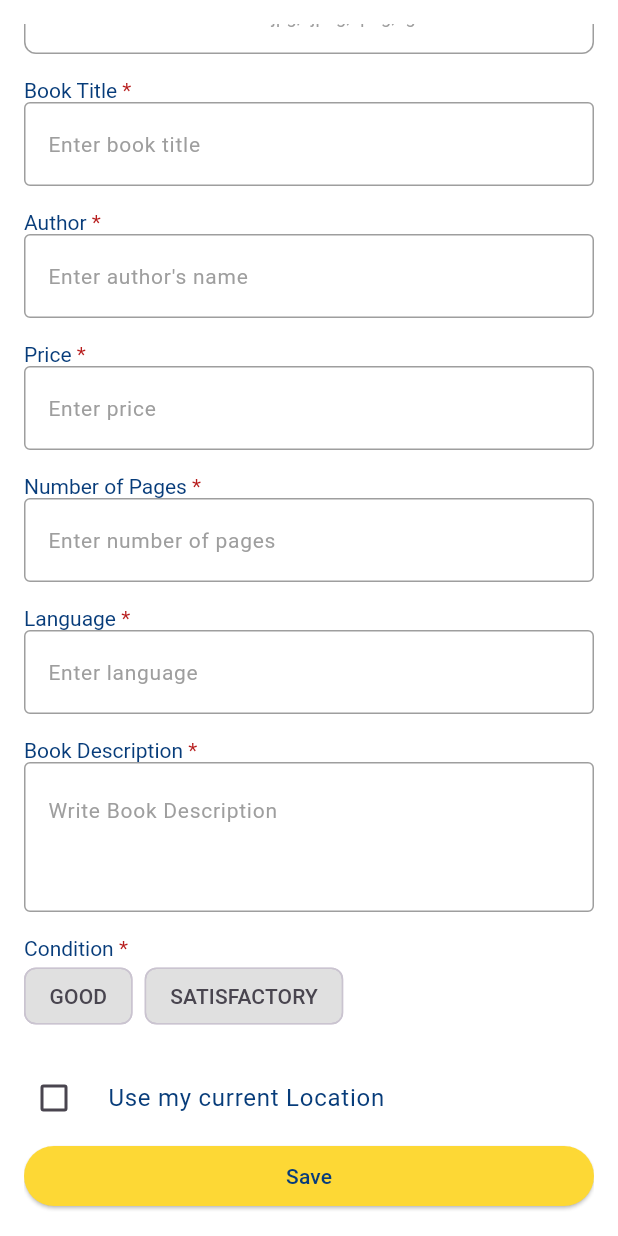
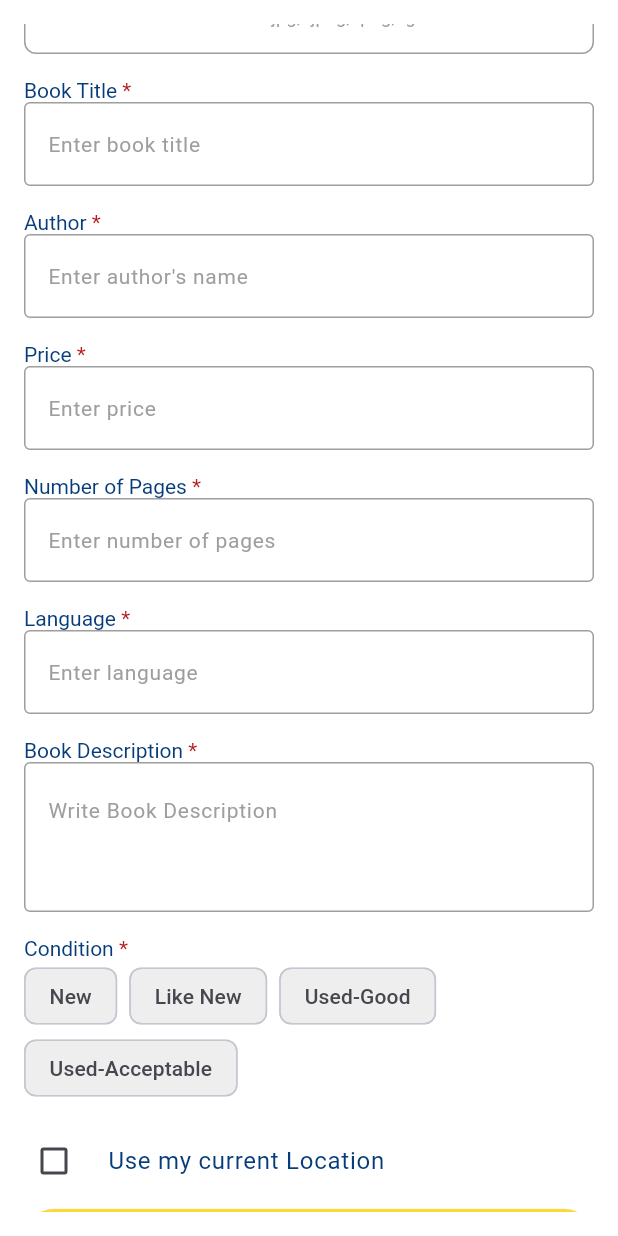
Before and after one commit to shamylkashif/E-commerce_InternIntelligence, a Flutter app: the PostAD screen opened directly, scrolled down 252 dp, on a phone screen of 412 x 824 dp. Run offline on Flutter 3.47's test engine with Material 3 defaults, Android fonts, the phone set to English and light mode, and no system bars; our stand-ins replace carousel_slider, cloud_firestore, curved_navigation_bar, firebase_auth, firebase_core, firebase_storage and 3 more; accounts and stored records are empty.

Commit message:
commit and push

```diff
--- a/lib/post_ad.dart
+++ b/lib/post_ad.dart
@@ -1,3 +1,4 @@
+import 'package:cloud_firestore/cloud_firestore.dart';
 import 'package:flutter/material.dart';
 import 'package:bookstore/commons/colors.dart';
 import 'package:flutter/services.dart';
@@ -11,12 +12,54 @@ class PostAD extends StatefulWidget {
 }
 
 class _PostADState extends State<PostAD> {
-  String? conditionValue;
+  String? selectedCondition;
   String? selectedCategory;
   bool isChecked = false;
 
   //List of Categories
   List<String> categories = ['All Genre' , 'Comedy' , 'Fiction' , 'Horror'];
+
+  //List of Conditions
+  List<String> conditions = ['New', 'Like New', 'Used-Good', 'Used-Acceptable'];
+
+  //Text Controllers for form fields
+  TextEditingController titleController = TextEditingController();
+  TextEditingController authorController = TextEditingController();
+  TextEditingController priceController = TextEditingController();
+  TextEditingController pagesController = TextEditingController();
+  TextEditingController languageController = TextEditingController();
+  TextEditingController descriptionController = TextEditingController();
+
+  Future<void> _saveData() async {
+    //Create map to save data
+    Map<String, dynamic> bookData = {
+      'category': selectedCategory,
+      'title': titleController.text,
+      'author': authorController.text,
+      'price': priceController.text,
+      'pages': pagesController.text,
+      'language': languageController.text,
+      'description': descriptionController.text,
+      'condition': selectedCondition ?? '',
+      'useLocation': isChecked,
+    };
+    try {
+      // Add data to firebase
+      await FirebaseFirestore.instance.collection('books').add(bookData);
+      ScaffoldMessenger.of(context).showSnackBar(
+        SnackBar(content: Text('Book Details saved Successfully'),
+          backgroundColor: Colors.green[700],),
+      );
+    } catch (e) {
+      ScaffoldMessenger.of(context).showSnackBar(
+        SnackBar(content: Text('Failed to save book details: $e'),
+          backgroundColor: Colors.red,),
+      );
+    }
+  }
+
+
+
 
   @override
   Widget build(BuildContext context) {
@@ -125,6 +168,7 @@ class _PostADState extends State<PostAD> {
                 ),
               ),
               TextFormField(
+                controller: titleController,
                 decoration: InputDecoration(
                   border: OutlineInputBorder(),
                   hintText: "Enter book title",
@@ -157,6 +201,7 @@ class _PostADState extends State<PostAD> {
                 ),
               ),
               TextFormField(
+                controller: authorController,
                 decoration: InputDecoration(
                   border: OutlineInputBorder(),
                   hintText: "Enter author's name",
@@ -189,6 +234,7 @@ class _PostADState extends State<PostAD> {
                 ),
               ),
               TextFormField(
+                controller: priceController,
                 keyboardType: TextInputType.number,
                 decoration: InputDecoration(
                   border: OutlineInputBorder(),
@@ -222,6 +268,7 @@ class _PostADState extends State<PostAD> {
                 ),
               ),
               TextFormField(
+                controller: pagesController,
                 keyboardType: TextInputType.number,
                 decoration: InputDecoration(
                   border: OutlineInputBorder(),
@@ -255,6 +302,7 @@ class _PostADState extends State<PostAD> {
                 ),
               ),
               TextFormField(
+                controller: languageController,
                 decoration: InputDecoration(
                   border: OutlineInputBorder(),
                   hintText: "Enter language",
@@ -294,6 +342,7 @@ class _PostADState extends State<PostAD> {
                   color: Colors.white,
                 ),
                 child: TextFormField(
+                  controller: descriptionController,
                   decoration: InputDecoration(
                       border: OutlineInputBorder(),
                       hintText: "Write Book Description",
@@ -327,34 +376,24 @@ class _PostADState extends State<PostAD> {
                     ]
                 ),
               ),
-              Row(
-                children: [
-                  ChoiceChip(
-                    label: Text("GOOD"),
-                    selected: conditionValue == "GOOD",
-                    onSelected: (selected) {
-                      setState(() {
-                        conditionValue = selected ? "GOOD" : null;
-                      });
-                    },
-                    selectedColor: yellow,
-                    backgroundColor: Colors.grey[300],
-                  ),
-                  SizedBox(width: 8),
-                  ChoiceChip(
-                    label: Text("SATISFACTORY"),
-                    selected: conditionValue == "SATISFACTORY",
-                    onSelected: (selected) {
-                      setState(() {
-                        conditionValue = selected ? "SATISFACTORY" : null;
-                      });
-                    },
-                    selectedColor: yellow,
-                    backgroundColor: Colors.grey[300],
-                  ),
-                ],
+              Wrap(
+                spacing: 8,
+                children: conditions.map((String condition){
+                    return ChoiceChip(
+                        label: Text(condition),
+                        selected: selectedCondition == condition,
+                        onSelected: (bool selected){
+                          setState(() {
+                            selectedCondition = selected ? condition : null ;
+                          });
+                        },
+                      selectedColor: yellow,
+                      backgroundColor: Colors.grey[200],
+                    );
+                  }).toList(),
               ),
-              SizedBox(height: 16),
+
+              SizedBox(height: 10),
 
               //Checkbox Location
 
```
